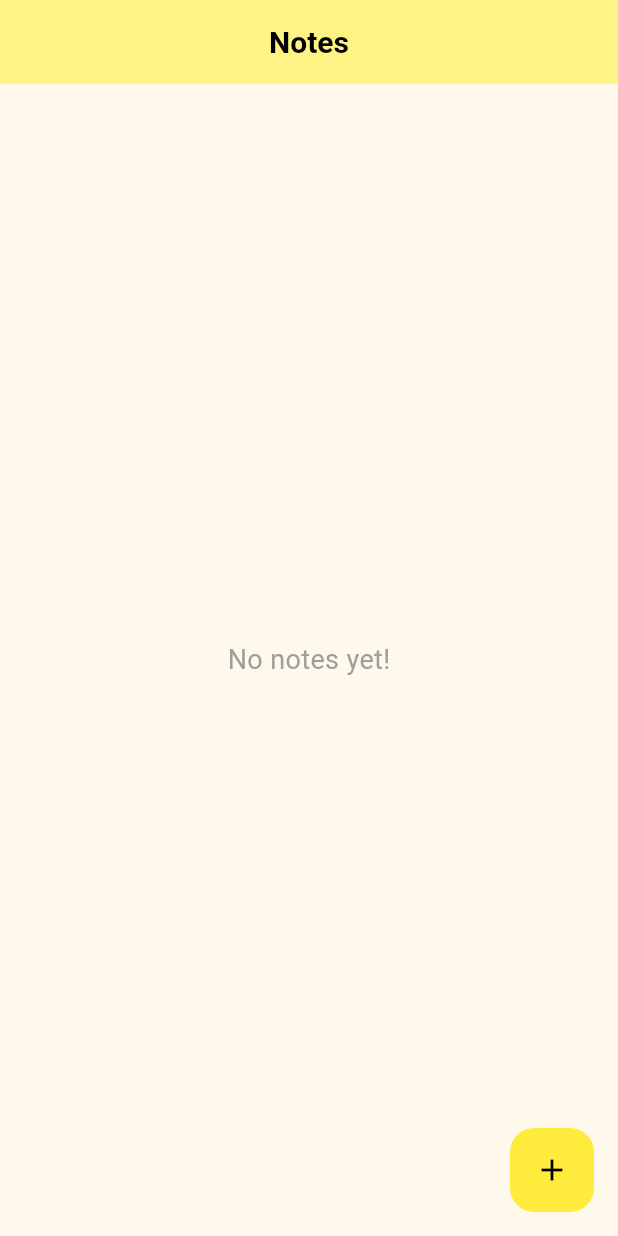
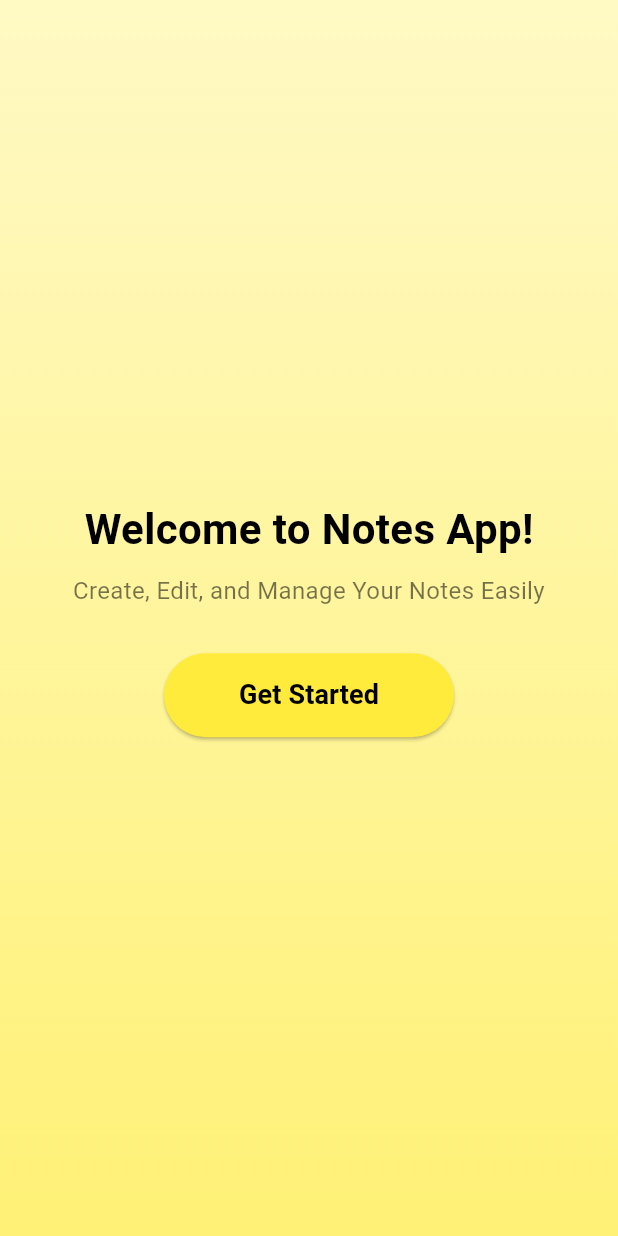
Before and after one commit to farrelputras/fp_tekber_kel4_notes, a Flutter app: the screen it shows after launch, on a phone screen of 412 x 824 dp. Run offline on Flutter 3.47's test engine with Material 3 defaults, Android fonts, the phone set to English and light mode, and no system bars.

Commit message:
menambahkan onboarding screen

```diff
--- a/lib/main.dart
+++ b/lib/main.dart
@@ -1,12 +1,12 @@
 import 'package:flutter/material.dart';
-import 'screens/home_screen.dart';
+import 'screens/onboarding_screen.dart';
 
 void main() {
   runApp(const MyApp());
 }
 
 class MyApp extends StatelessWidget {
-  const MyApp({super.key});
+  const MyApp({Key? key}) : super(key: key);
 
   @override
   Widget build(BuildContext context) {
@@ -17,7 +17,7 @@ class MyApp extends StatelessWidget {
         colorScheme: ColorScheme.fromSeed(seedColor: Colors.yellow), // Tema dengan warna kuning
         useMaterial3: true, // Aktifkan Material 3
       ),
-      home: const HomeScreen(),
+      home: const OnboardingScreen(), // Halaman pertama
     );
   }
 }
--- /dev/null
+++ b/lib/screens/onboarding_screen.dart
@@ -0,0 +1,71 @@
+import 'package:flutter/material.dart';
+import 'home_screen.dart';
+
+class OnboardingScreen extends StatelessWidget {
+  const OnboardingScreen({Key? key}) : super(key: key);
+
+  @override
+  Widget build(BuildContext context) {
+    return Scaffold(
+      body: Container(
+        width: double.infinity,
+        decoration: BoxDecoration(
+          gradient: LinearGradient(
+            colors: [
+              Colors.yellow.shade100,
+              Colors.yellow.shade300,
+            ],
+            begin: Alignment.topCenter,
+            end: Alignment.bottomCenter,
+          ),
+        ),
+        child: Column(
+          mainAxisAlignment: MainAxisAlignment.center,
+          children: [
+            const Text(
+              'Welcome to Notes App!',
+              style: TextStyle(
+                fontSize: 28,
+                fontWeight: FontWeight.bold,
+                color: Colors.black,
+              ),
+            ),
+            const SizedBox(height: 10),
+            const Text(
+              'Create, Edit, and Manage Your Notes Easily',
+              style: TextStyle(
+                fontSize: 16,
+                color: Colors.black54,
+              ),
+              textAlign: TextAlign.center,
+            ),
+            const SizedBox(height: 30),
+            ElevatedButton(
+              onPressed: () {
+                Navigator.pushReplacement(
+                  context,
+                  MaterialPageRoute(builder: (context) => const HomeScreen()),
+                );
+              },
+              style: ElevatedButton.styleFrom(
+                backgroundColor: Colors.yellow,
+                foregroundColor: Colors.black,
+                padding: const EdgeInsets.symmetric(horizontal: 50, vertical: 15),
+                shape: RoundedRectangleBorder(
+                  borderRadius: BorderRadius.circular(30),
+                ),
+              ),
+              child: const Text(
+                'Get Started',
+                style: TextStyle(
+                  fontSize: 18,
+                  fontWeight: FontWeight.bold,
+                ),
+              ),
+            ),
+          ],
+        ),
+      ),
+    );
+  }
+}
```
